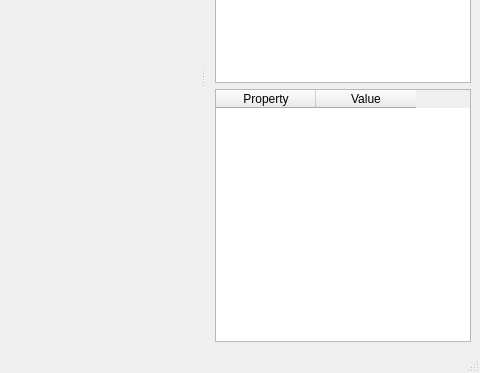
The window that src/mainwindow.ui (YanJbehappy/MeshRender) describes before a commit, drawn with Qt 5; both pictures show x 320 to 800 and y 227 to 600 of the 800 by 600 pixel window.
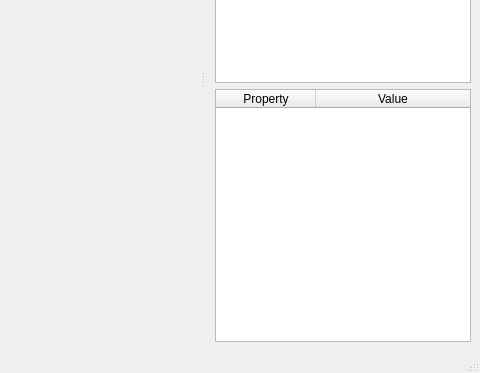
The same window after the commit.

The edit to the form file:
```diff
--- a/src/mainwindow.ui
+++ b/src/mainwindow.ui
@@ -50,6 +50,9 @@
      </item>
      <item>
       <widget class="QTableWidget" name="propertyTable">
+       <attribute name="horizontalHeaderStretchLastSection">
+        <bool>true</bool>
+       </attribute>
        <attribute name="verticalHeaderVisible">
         <bool>false</bool>
        </attribute>
```
